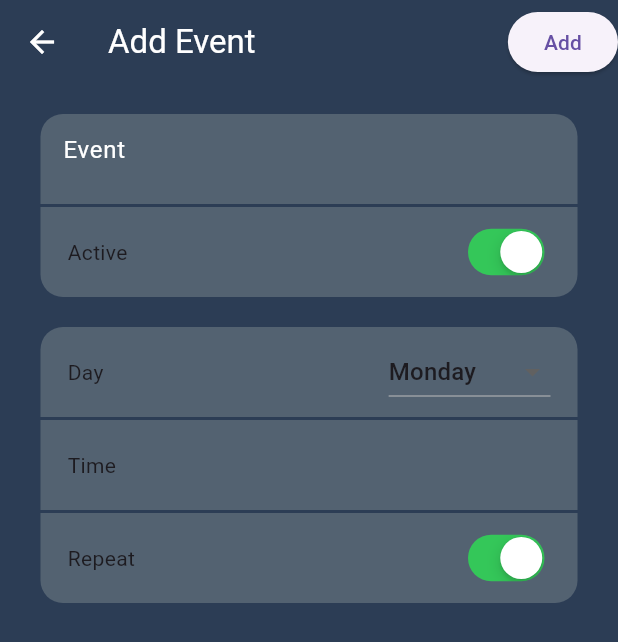
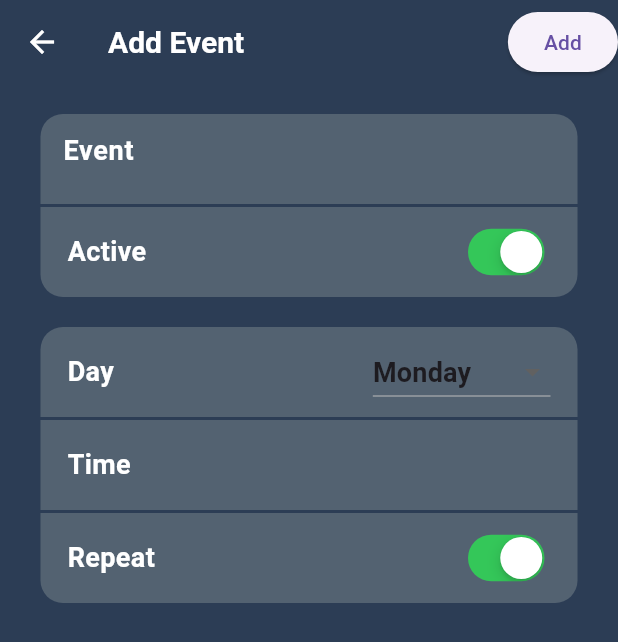
Before and after one commit to KaymacIX/Dart-SchoolPlanner-App, a Flutter app: the AddEvent screen opened directly, on a phone screen of 412 x 824 dp. Shown: the top 642 px of the screen. Run offline on Flutter 3.47's test engine with Material 3 defaults, Android fonts, the phone set to English and light mode, and no system bars; our stand-ins replace sqflite; accounts and stored records are empty.

Commit message:
minor changes

```diff
--- a/lib/main.dart
+++ b/lib/main.dart
@@ -1,6 +1,7 @@
 import 'package:flutter/material.dart';
 import 'package:student_planner/screens/overview.dart';
 import 'package:student_planner/screens/loading_screen.dart';
+import 'package:student_planner/components/overview_card.dart';
 
 void main() {
   runApp(const PlannerApp());
--- a/lib/screens/add_event.dart
+++ b/lib/screens/add_event.dart
@@ -28,6 +28,8 @@ class _AddEventState extends State<AddEvent> {
             "Add Event",
             style: TextStyle(
               color: Colors.white,
+              fontSize: 20,
+              fontWeight: FontWeight.bold,
             ),
           ),
           actions: [
@@ -67,6 +69,8 @@ class _AddEventState extends State<AddEvent> {
                       hintText: "Event",
                       hintStyle: TextStyle(
                         color: Colors.white,
+                        fontWeight: FontWeight.bold,
+                        fontSize: 18,
                       ),
                     ),
                   ),
@@ -91,7 +95,13 @@ class _AddEventState extends State<AddEvent> {
                 child: Row(
                   mainAxisAlignment: MainAxisAlignment.spaceEvenly,
                   children: [
-                    Text("Active"),
+                    Text("Active",
+                      style: TextStyle(
+                        color: Colors.white,
+                        fontWeight: FontWeight.bold,
+                        fontSize: 18,
+                      ),
+                    ),
                     Spacer(),
                     CupertinoSwitch(value: true, onChanged: (value) {})
 
@@ -117,41 +127,74 @@ class _AddEventState extends State<AddEvent> {
                   children: [
 
                     Text("Day",
-
+                      style: TextStyle(
+                        fontSize: 18,
+                        fontWeight: FontWeight.bold,
+                        color: Colors.white
+                      ),
                     ),
 
                     Spacer(),
 
                     DropdownButton(
                       value: 'Monday', // Assign the value to get a preview
-                      items: [
+                      items: const [
                         DropdownMenuItem(
                           value: 'Monday',
-                          child: Text('Monday'),
+                          child: Text('Monday',
+                            style: TextStyle(
+                              fontWeight: FontWeight.bold,
+                              fontSize: 18,
+                            ),
+                          ),
                         ),
                         DropdownMenuItem(
                           value: 'Tuesday',
-                          child: Text('Tuesday'),
+                          child: Text('Tuesday',
+                            style: TextStyle(
+                              fontWeight: FontWeight.bold,
+                              fontSize: 18,
+                            ),),
                         ),
                         DropdownMenuItem(
                           value: 'Tuesday',
-                          child: Text('Wednesday'),
+                          child: Text('Wednesday',
+                            style: TextStyle(
+                              fontWeight: FontWeight.bold,
+                              fontSize: 18,
+                            ),),
                         ),
                         DropdownMenuItem(
                           value: 'Tuesday',
-                          child: Text('Thursday'),
+                          child: Text('Thursday',
+                            style: TextStyle(
+                              fontWeight: FontWeight.bold,
+                              fontSize: 18,
+                            ),),
                         ),
                         DropdownMenuItem(
                           value: 'Tuesday',
-                          child: Text('Friday'),
+                          child: Text('Friday',
+                            style: TextStyle(
+                              fontWeight: FontWeight.bold,
+                              fontSize: 18,
+                            ),),
                         ),
                         DropdownMenuItem(
                           value: 'Tuesday',
-                          child: Text('Saturday'),
+                          child: Text('Saturday',
+                            style: TextStyle(
+                              fontWeight: FontWeight.bold,
+                              fontSize: 18,
+                            ),),
                         ),
                         DropdownMenuItem(
                           value: 'Tuesday',
-                          child: Text('Sunday'),
+                          child: Text('Sunday',
+                            style: TextStyle(
+                              fontWeight: FontWeight.bold,
+                              fontSize: 18,
+                            ),),
                         ),
                       ], onChanged: (value) {},
                     )
@@ -173,7 +216,12 @@ class _AddEventState extends State<AddEvent> {
                 child: Row(
                   children: [
 
-                      Text("Time"),
+                      Text("Time",
+                        style: TextStyle(
+                          color: Colors.white,
+                          fontWeight: FontWeight.bold,
+                          fontSize: 18,
+                        ),),
                   ],
                 ),
               ),
@@ -196,7 +244,12 @@ class _AddEventState extends State<AddEvent> {
                 child: Row(
 
                   children: [
-                    Text("Repeat"),
+                    Text("Repeat",
+                      style: TextStyle(
+                        color: Colors.white,
+                        fontWeight: FontWeight.bold,
+                        fontSize: 18,
+                      ),),
                     Spacer(),
                     CupertinoSwitch(value: true, onChanged: (value) {})
                   ],
--- a/lib/screens/overview.dart
+++ b/lib/screens/overview.dart
@@ -9,9 +9,11 @@ class Overview extends StatelessWidget {
   @override
   Widget build(BuildContext context) {
     return Scaffold(
+
       drawer: const NavDrawer(),
       backgroundColor: Color(0xff2c3d55),
       appBar: AppBar(
+
         centerTitle: false,
         backgroundColor: Color(0xff2c3d55),
         elevation: 0.0,
@@ -25,6 +27,7 @@ class Overview extends StatelessWidget {
       ),
       body: const SingleChildScrollView(
 
+
       ),
       floatingActionButton: const AddButton(),
     );
```
